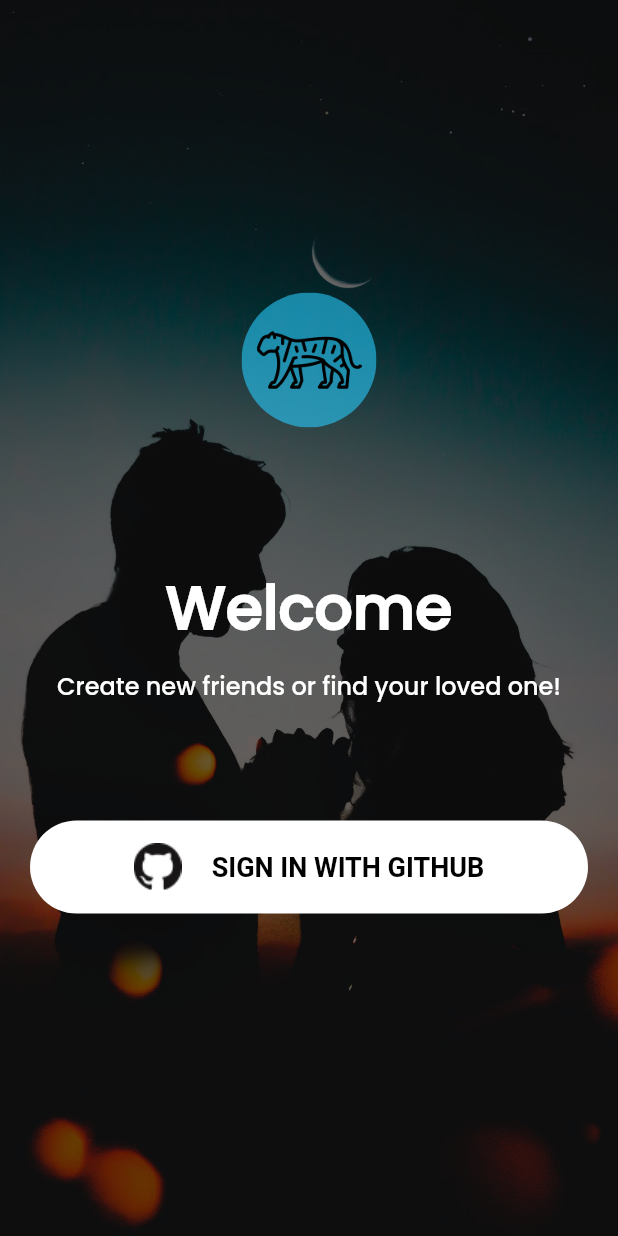
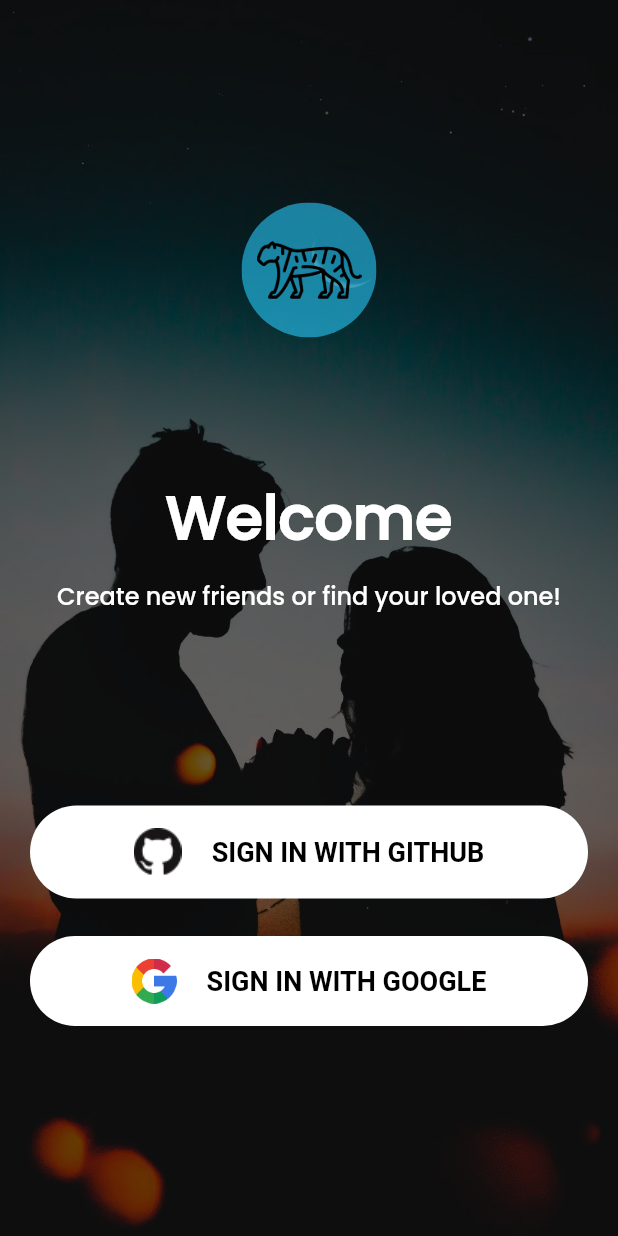
Before and after one commit to FALKFlutter/FALKFlutter, a Flutter app: the screen it shows after launch, on a phone screen of 412 x 824 dp. Run offline on Flutter 3.47's test engine with Material 2 defaults, Android fonts, the phone set to English and light mode, and no system bars; our stand-ins replace flutter_spinkit, google_sign_in.

Commit message:
Google OAuth

```diff
--- /dev/null
+++ b/frontend/lib/functions/googleauth.dart
@@ -0,0 +1,5 @@
+import 'package:google_sign_in/google_sign_in.dart';
+class GoogleAuthFALK {
+   static final _googleSignIn = GoogleSignIn();
+   static Future<GoogleSignInAccount?> login() => _googleSignIn.signIn();
+}
--- a/frontend/lib/screens/WelcomeScreen.dart
+++ b/frontend/lib/screens/WelcomeScreen.dart
@@ -1,5 +1,7 @@
 import 'package:flutter/material.dart';
 import 'package:frontend/colors/FalkColors.dart';
+import 'package:frontend/functions/googleauth.dart';
+import 'package:frontend/screens/screens.dart';
 import 'package:frontend/widgets/widgets.dart';
 
 class WelcomePage extends StatelessWidget {
@@ -62,8 +64,32 @@ class WelcomePage extends StatelessWidget {
                         fontFamily: 'Poppins'),
                   ),
                 ),
-                SizedBox(height: 50),
-                OAuthButton(null, Image.asset('assets/Icons/GitHub-Mark-32px.png'), 'SIGN IN WITH GITHUB'),
+                SizedBox(height: 100),
+                OAuthButton(
+                    null,
+                    Image.asset('assets/Icons/GitHub-Mark-32px.png'),
+                    'SIGN IN WITH GITHUB', pressCallback: () {
+                  print("test");
+                }),
+                OAuthButton(
+                  null,
+                  Image.asset(
+                    'assets/Icons/google.png',
+                    width: 30,
+                  ),
+                  'SIGN IN WITH GOOGLE',
+                  pressCallback: () async {
+                    final user = await GoogleAuthFALK.login();
+                    print(user);
+                    if (user != null) {
+                      Navigator.push(
+                          context,
+                          MaterialPageRoute(
+                              builder: (context) => TestScreen(null, user)));
+                    }
+                  },
+                  padding: 5,
+                ),
               ],
             ),
           )
--- a/frontend/lib/screens/screens.dart
+++ b/frontend/lib/screens/screens.dart
@@ -1,2 +1,3 @@
 export 'SplashScreen.dart';
 export 'WelcomeScreen.dart';
+export 'TestScreen.dart';
--- a/frontend/pubspec.yaml
+++ b/frontend/pubspec.yaml
@@ -29,6 +29,8 @@ dependencies:
   # Use with the CupertinoIcons class for iOS style icons.
   cupertino_icons: ^1.0.2
   url_launcher: ^6.0.9
+  flutter_spinkit: ^5.0.0
+  google_sign_in: ^5.0.4
 
 dev_dependencies:
   flutter_test:
```
Also changed, not shown: frontend/lib/screens/SplashScreen.dart (+18 -3 lines), frontend/lib/screens/TestScreen.dart (added, +38 -0 lines), frontend/lib/widgets/OAuthButton.dart (+3 -8 lines), frontend/assets/Icons/google.png (added), 2 other files.
